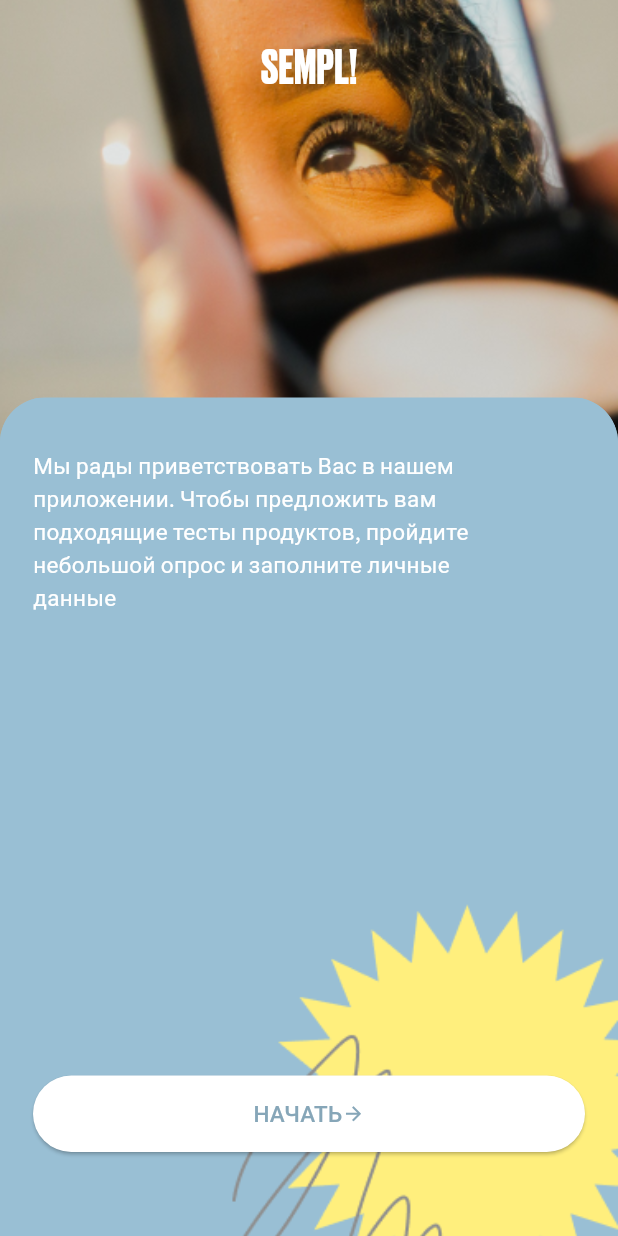
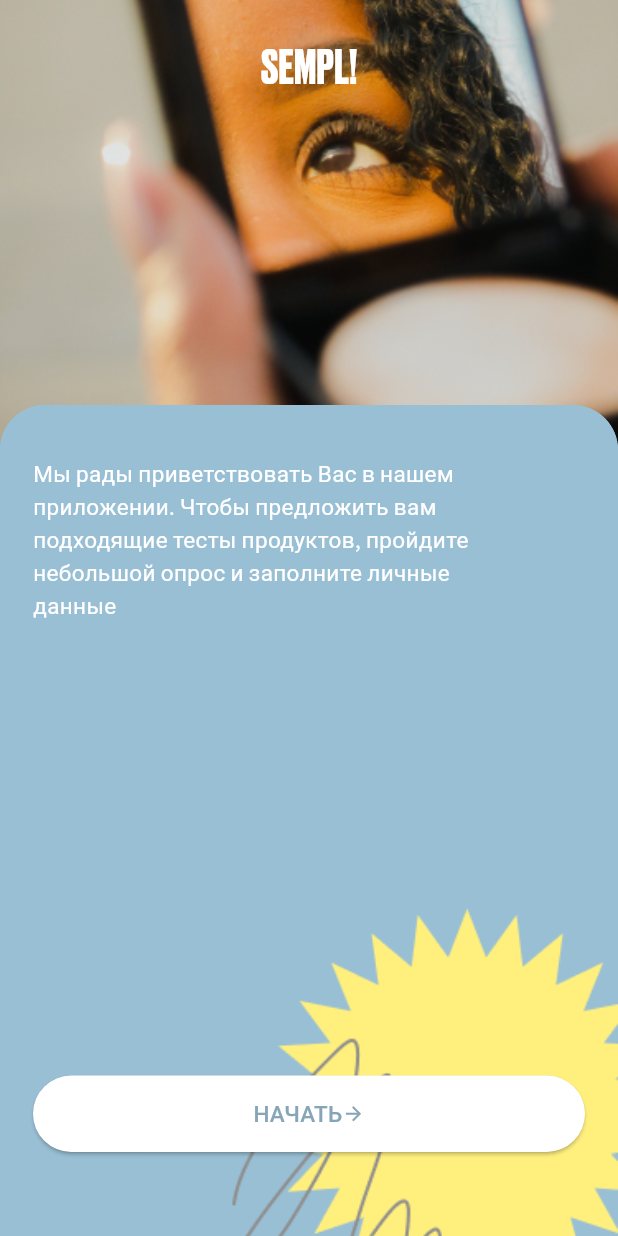
Before and after one commit to luijiwa/Sempl, a Flutter app: the ConfirmationScreen screen opened directly, on a phone screen of 412 x 824 dp. Run offline on Flutter 3.47's test engine with Material 3 defaults, Android fonts, the phone set to English and light mode, and no system bars; our stand-ins replace flutter_screenutil, flutter_svg, intl_phone_number_input, pinput; project files that could hold a hidden picture were left out.

Commit message:
Фиксы вёрстки

```diff
--- a/lib/confirmation/confirmation_screen.dart
+++ b/lib/confirmation/confirmation_screen.dart
@@ -39,7 +39,7 @@ class ConfirmationScreen extends StatelessWidget {
             alignment: Alignment.bottomCenter,
             child: Container(
               width: double.maxFinite,
-              height: 559,
+              height: MediaQuery.of(context).size.height - 270,
               decoration: const BoxDecoration(
                 image: DecorationImage(
                   fit: BoxFit.cover,
@@ -67,7 +67,9 @@ class ConfirmationScreen extends StatelessWidget {
                     ),
                   ),
                   const Spacer(),
-                  SizedBox(
+                  Align(
+                    alignment: Alignment.bottomCenter,
+                    child: SizedBox(
                       width: double.maxFinite,
                       child: ElevatedButton(
                         onPressed: () {},
@@ -96,6 +98,7 @@ class ConfirmationScreen extends StatelessWidget {
                         ),
                       ),
                     ),
+                  ),
                 ]),
               ),
             ),
```
Lines whose indentation alone changed are shown as unchanged.
